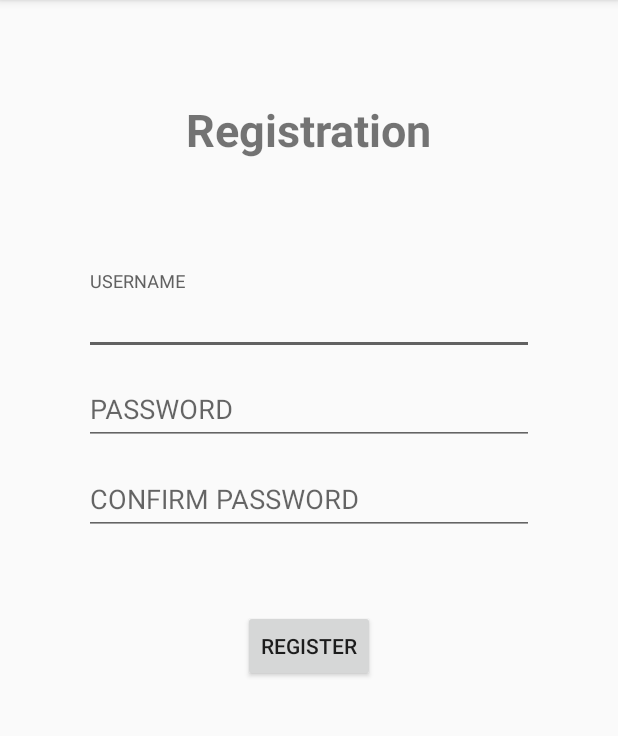
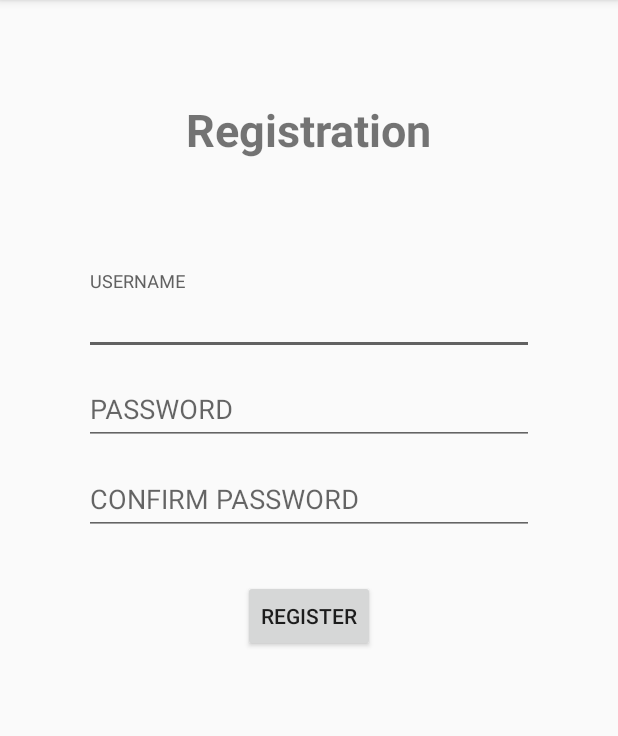
Before and after one commit to jamesh21/GymWatch, an Android app: the screen it shows after launch (RegisterActivity), after a tap on "REGISTRATION", on a phone screen of 412 x 824 dp, the part 84-820 px from its top. Run offline under Robolectric (Android 15) with nearby library versions, the phone set to English and light mode, and no system bars.

Commit message:
Add auto login. Fix register button. Fix sign out function. Fix setting text bug

```diff
--- a/app/src/main/java/group2/tcss450/uw/edu/gymwatch/data/GymAdapter.java
+++ b/app/src/main/java/group2/tcss450/uw/edu/gymwatch/data/GymAdapter.java
@@ -57,7 +57,6 @@ public class GymAdapter extends RecyclerView.Adapter<GymAdapter.GymHolder> {
         item.setmGymPosition(position);
         holder.mGymName.setText(item.getGymName());
 
-        //holder.mGymImage.setImageDrawable(item.getGymImage());
         Picasso.with(mContext)
                 .load(item.getGymImage())
                 .into(holder.mGymImage);
--- /dev/null
+++ b/app/src/main/java/group2/tcss450/uw/edu/gymwatch/data/LoginSavePreference.java
@@ -0,0 +1,24 @@
+package group2.tcss450.uw.edu.gymwatch.data;
+
+import android.content.Context;
+import android.content.SharedPreferences;
+
+/**
+ * Created by James on 3/5/2017.
+ */
+
+public class LoginSavePreference {
+
+    private static final String PREF_USER = "username";
+    private static final String PREF_FILE = "group2.tcss450.uw.edu.gymwatch_preferences";
+
+    public static void setUser(Context context, String username) {
+        SharedPreferences prefs = context.getSharedPreferences(PREF_FILE, Context.MODE_PRIVATE);
+        prefs.edit().putString(PREF_USER, username).apply();
+    }
+
+    public static String getUser(Context context) {
+        SharedPreferences prefs = context.getSharedPreferences(PREF_FILE, Context.MODE_PRIVATE);
+        return prefs.getString(PREF_USER, "");
+    }
+}
--- a/app/src/main/res/layout/activity_register.xml
+++ b/app/src/main/res/layout/activity_register.xml
@@ -39,6 +39,7 @@
             android:hint="@string/caps_username"
             android:id="@+id/editTextUsername" />
     </android.support.design.widget.TextInputLayout>
+
     <android.support.design.widget.TextInputLayout
         android:layout_width="match_parent"
         android:layout_height="wrap_content"
@@ -56,6 +57,7 @@
             android:hint="@string/caps_password"
             android:id="@+id/editTextPassword" />
     </android.support.design.widget.TextInputLayout>
+
     <android.support.design.widget.TextInputLayout
         android:layout_width="match_parent"
         android:layout_height="wrap_content"
@@ -69,7 +71,7 @@
             android:layout_height="wrap_content"
             android:layout_alignLeft="@+id/editTextPassword"
             android:layout_alignStart="@+id/editTextPassword"
-            android:layout_below="@+id/editTextPassword"
+
             android:ems="20"
             android:hint="@string/caps_confirm_password"
             android:inputType="textPassword" />
@@ -79,35 +81,9 @@
         android:text="@string/register"
         android:layout_width="wrap_content"
         android:layout_height="wrap_content"
-        android:layout_marginBottom="120dp"
+        android:layout_marginBottom="50dp"
         android:id="@+id/button_Register"
-        android:layout_marginTop="50dp"
+        android:layout_marginTop="30dp"
         android:layout_gravity="center_horizontal"
         android:onClick="buttonClick"/>
-    <!--<TextView-->
-        <!--android:text="Username:"-->
-        <!--android:layout_width="wrap_content"-->
-        <!--android:layout_height="wrap_content"-->
-        <!--android:layout_alignBaseline="@+id/editTextUsername"-->
-        <!--android:layout_toLeftOf="@+id/editTextUsername"-->
-        <!--android:layout_toStartOf="@+id/editTextUsername"-->
-        <!--/>-->
-
-    <!--<TextView-->
-        <!--android:text="Password:"-->
-        <!--android:layout_width="wrap_content"-->
-        <!--android:layout_height="wrap_content"-->
-        <!--android:layout_alignBaseline="@+id/editTextPassword"-->
-        <!--android:layout_toLeftOf="@+id/editTextPassword"-->
-        <!--android:layout_toStartOf="@+id/editTextPassword"-->
-        <!--/>-->
-
-    <!--<TextView-->
-        <!--android:text="Confirm Password:"-->
-        <!--android:layout_width="wrap_content"-->
-        <!--android:layout_height="wrap_content"-->
-        <!--android:layout_alignBaseline="@+id/editTextConfirm"-->
-        <!--android:layout_toLeftOf="@+id/editTextConfirm"-->
-        <!--android:layout_toStartOf="@+id/editTextConfirm"-->
-        <!--/>-->
 </LinearLayout>
--- a/app/src/main/res/values/strings.xml
+++ b/app/src/main/res/values/strings.xml
@@ -33,6 +33,7 @@
     <string name="title_activity_gym_detail">GymDetailActivity</string>
     <string name="SHARED_PREFS">group2.tcss450.uw.edu.gymwatch_preferences</string>
     <string name="POSITION">pos</string>
+    <string name="USERNAME">username</string>
     <string name="NOTIFICATION">notification</string>
     <string name="START_TIME">start</string>
     <string name="END_TIME">end</string>
```
Also changed, not shown: app/src/main/java/group2/tcss450/uw/edu/gymwatch/activities/HomeActivity.java (+10 -8 lines), app/src/main/java/group2/tcss450/uw/edu/gymwatch/activities/LoginActivity.java (+8 -1 lines), app/src/main/java/group2/tcss450/uw/edu/gymwatch/data/GymListData.java (+8 -21 lines), app/src/main/java/group2/tcss450/uw/edu/gymwatch/fragments/MyGymsFragment.java (+11 -1 lines), 1 other file.
